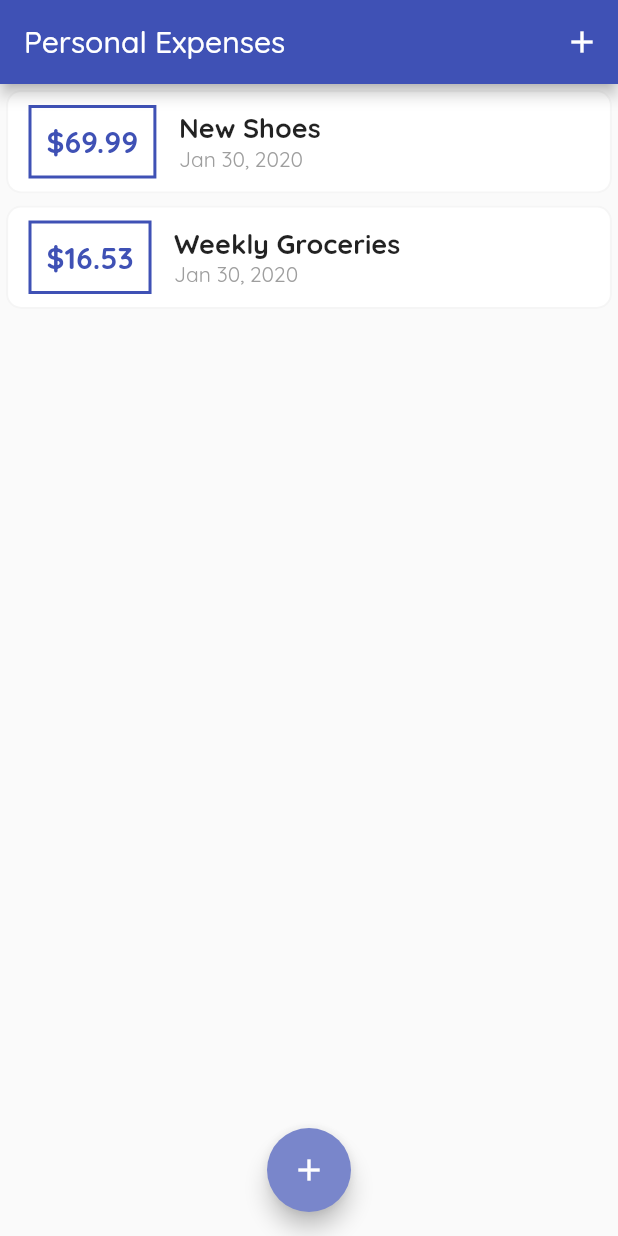
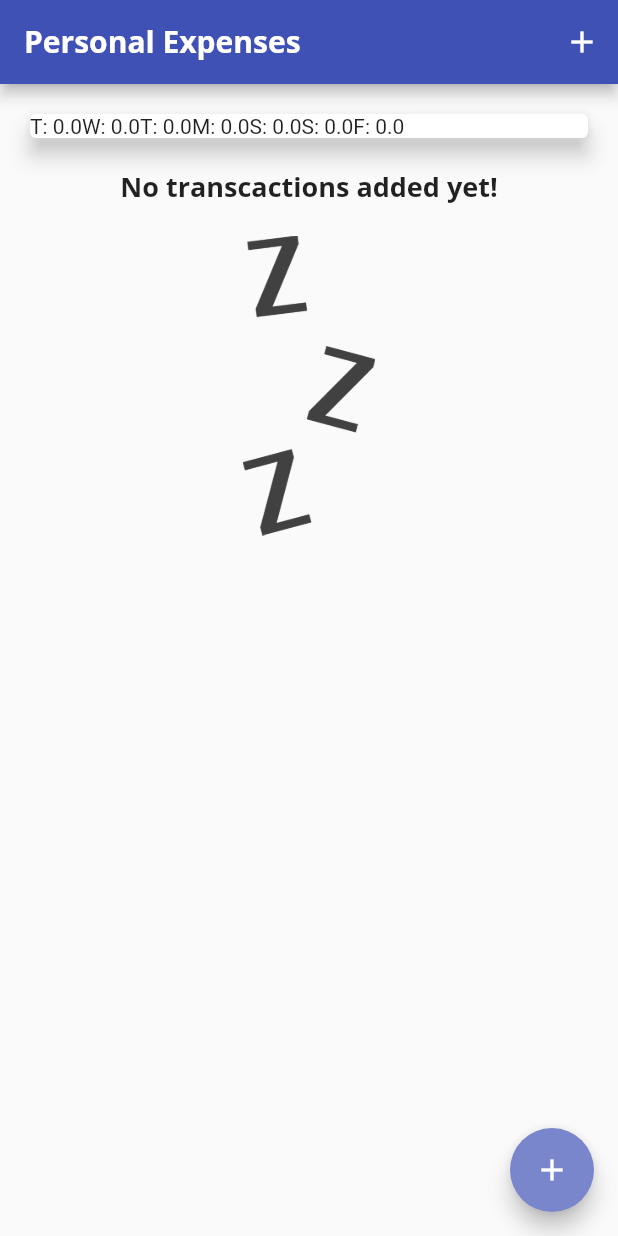
Before and after one commit to Ddarkbooked/FlutterStudy, a Flutter app: the screen it shows after launch, on a phone screen of 412 x 824 dp. Run offline on Flutter 3.47's test engine with Material 2 defaults, Android fonts, the phone set to English and light mode, and no system bars.

Commit message:
new changes.

```diff
--- a/lib/main.dart
+++ b/lib/main.dart
@@ -1,4 +1,5 @@
 import 'package:flutter/material.dart';
+import 'package:study/widgets/chart.dart';
 import 'package:study/widgets/transaction_list.dart';
 import './widgets/new_transaction.dart';
 import 'models/transactions.dart';
@@ -11,10 +12,24 @@ class MyApp extends StatelessWidget {
     return MaterialApp(
       title: 'Personal Expenses',
       theme: ThemeData(
-        primarySwatch: Colors.indigo,
-        accentColor: Colors.indigo[300],
-        fontFamily: 'Quicksand'
-      ),
+          primarySwatch: Colors.indigo,
+          accentColor: Colors.indigo[300],
+          fontFamily: 'Quicksand',
+          textTheme: ThemeData.light().textTheme.copyWith(
+                  title: TextStyle(
+                fontFamily: 'OpenSans',
+                fontWeight: FontWeight.bold,
+                fontSize: 18,
+              )),
+          appBarTheme: AppBarTheme(
+            textTheme: ThemeData.light().textTheme.copyWith(
+                  title: TextStyle(
+                    fontFamily: 'OpenSans',
+                    fontSize: 20,
+                    fontWeight: FontWeight.bold,
+                  ),
+                ),
+          )),
       home: MyHomePage(),
     );
   }
@@ -26,20 +41,17 @@ class MyHomePage extends StatefulWidget {
 }
 
 class _MyHomePageState extends State<MyHomePage> {
-  final List<Transaction> _userTransactions = [
-    Transaction(
-      id: 't1',
-      title: 'New Shoes',
-      amount: 69.99,
-      date: DateTime.now(),
-    ),
-    Transaction(
-      id: 't2',
-      title: 'Weekly Groceries',
-      amount: 16.53,
-      date: DateTime.now(),
-    ),
-  ];
+  final List<Transaction> _userTransactions = [];
+
+  List<Transaction> get _recentTransactions {
+    return _userTransactions.where((transaction) {
+      return transaction.date.isAfter(
+        DateTime.now().subtract(
+          Duration(days: 7),
+        ),
+      );
+    }).toList();
+  }
 
   void _addNewTransaction(String txTitle, double txAmount) {
     final newTx = Transaction(
@@ -69,7 +81,9 @@ class _MyHomePageState extends State<MyHomePage> {
   Widget build(BuildContext context) {
     return Scaffold(
       appBar: AppBar(
-        title: Text('Personal Expenses'),
+        title: Text(
+          'Personal Expenses',
+        ),
         actions: <Widget>[
           IconButton(
             icon: Icon(Icons.add),
@@ -78,9 +92,14 @@ class _MyHomePageState extends State<MyHomePage> {
         ],
       ),
       body: SingleChildScrollView(
-        child: TransactionList(_userTransactions),
+        child: Column(
+          children: <Widget>[
+            Chart(_recentTransactions),
+            TransactionList(_userTransactions),
+          ],
+        ),
       ),
-      floatingActionButtonLocation: FloatingActionButtonLocation.centerFloat,
+      floatingActionButtonLocation: FloatingActionButtonLocation.endFloat,
       floatingActionButton: FloatingActionButton(
         child: Icon(Icons.add),
         onPressed: () => _startAddNewTransaction(context),
--- /dev/null
+++ b/lib/widgets/chart.dart
@@ -0,0 +1,44 @@
+import 'package:flutter/material.dart';
+import 'package:intl/intl.dart';
+import 'package:study/models/transactions.dart';
+
+class Chart extends StatelessWidget {
+  final List<Transaction> recentTransactions;
+
+  Chart(this.recentTransactions);
+
+  List<Map<String, Object>> get groupTransactionsValues {
+    return List.generate(7, (index) {
+      final weekDay = DateTime.now().subtract(
+        Duration(days: index),
+      );
+      var totalSum = 0.0;
+
+      for (var i = 0; i < recentTransactions.length; i++) {
+        if (recentTransactions[i].date.day == weekDay.day &&
+            recentTransactions[i].date.month == weekDay.month &&
+            recentTransactions[i].date.year == weekDay.year) {
+          totalSum += recentTransactions[i].amount;
+        }
+      }
+
+      return {
+        'day': DateFormat.E().format(weekDay).substring(0, 1),
+        'amount': totalSum,
+      };
+    });
+  }
+
+  @override
+  Widget build(BuildContext context) {
+    return Card(
+      elevation: 6,
+      margin: EdgeInsets.all(20),
+      child: Row(
+        children: groupTransactionsValues.map((data) {
+          return Text('${data['day']}: ${data['amount']}');
+        }).toList(),
+      ),
+    );
+  }
+}
--- a/lib/widgets/transaction_list.dart
+++ b/lib/widgets/transaction_list.dart
@@ -10,8 +10,28 @@ class TransactionList extends StatelessWidget {
   @override
   Widget build(BuildContext context) {
     return Container(
+      alignment: Alignment.topCenter,
       height: 300,
-      child: ListView.builder(
+      child: transactions.isEmpty
+          ? Column(
+              children: <Widget>[
+                Text(
+                  'No transcactions added yet!',
+                  style: Theme.of(context).textTheme.title,
+                ),
+                SizedBox(
+                  height: 20,
+                ),
+                Container(
+                  height: 200,
+                  child: Image.asset(
+                    'assets/images/waiting.png',
+                    fit: BoxFit.cover,
+                  ),
+                ),
+              ],
+            )
+          : ListView.builder(
               itemBuilder: (ctx, index) {
                 return Card(
                   elevation: 0,
@@ -25,8 +45,10 @@ class TransactionList extends StatelessWidget {
                   child: Row(
                     children: <Widget>[
                       Container(
-                  margin: EdgeInsets.symmetric(vertical: 10, horizontal: 15),
+                        margin:
+                            EdgeInsets.symmetric(vertical: 10, horizontal: 15),
                         decoration: BoxDecoration(
+                          borderRadius: BorderRadius.circular(6),
                           border: Border.all(
                             color: Theme.of(context).primaryColor,
                             width: 2,
@@ -47,8 +69,7 @@ class TransactionList extends StatelessWidget {
                         children: <Widget>[
                           Text(
                             transactions[index].title,
-                      style:
-                          TextStyle(fontSize: 18, fontWeight: FontWeight.bold),
+                            style: Theme.of(context).textTheme.title,
                           ),
                           Text(
                             DateFormat.yMMMd().format(transactions[index].date),
```
Also changed, not shown: lib/widgets/chart_bar.dart (added, +48 -0 lines), pubspec.yaml (+8 -14 lines), assets/fonts/OpenSans-Bold.ttf (renamed from lib/assets/fonts/OpenSans-Bold.ttf), assets/fonts/OpenSans-Regular.ttf (renamed from lib/assets/fonts/OpenSans-Regular.ttf), assets/fonts/Quicksand-Bold.ttf (renamed from lib/assets/fonts/Quicksand-Bold.ttf), assets/fonts/Quicksand-Light.ttf (renamed from lib/assets/fonts/Quicksand-Light.ttf), assets/fonts/Quicksand-Medium.ttf (renamed from lib/assets/fonts/Quicksand-Medium.ttf), assets/fonts/Quicksand-Regular.ttf (renamed from lib/assets/fonts/Quicksand-Regular.ttf), assets/images/waiting.png (added). Lines whose indentation alone changed are shown as unchanged.
